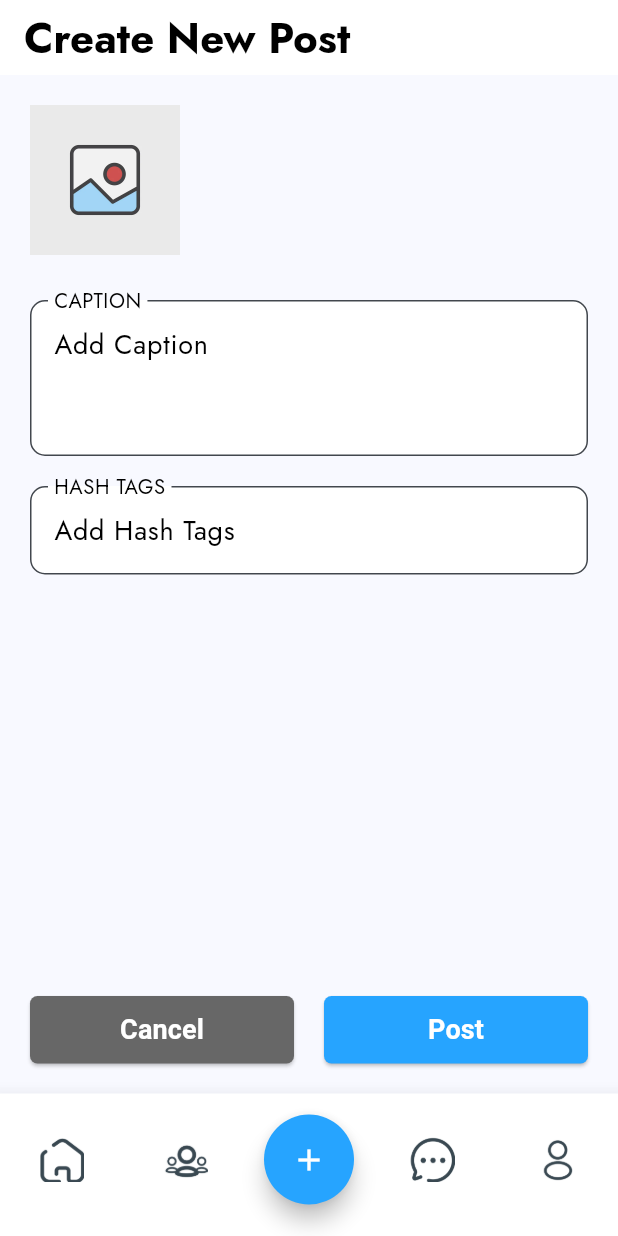
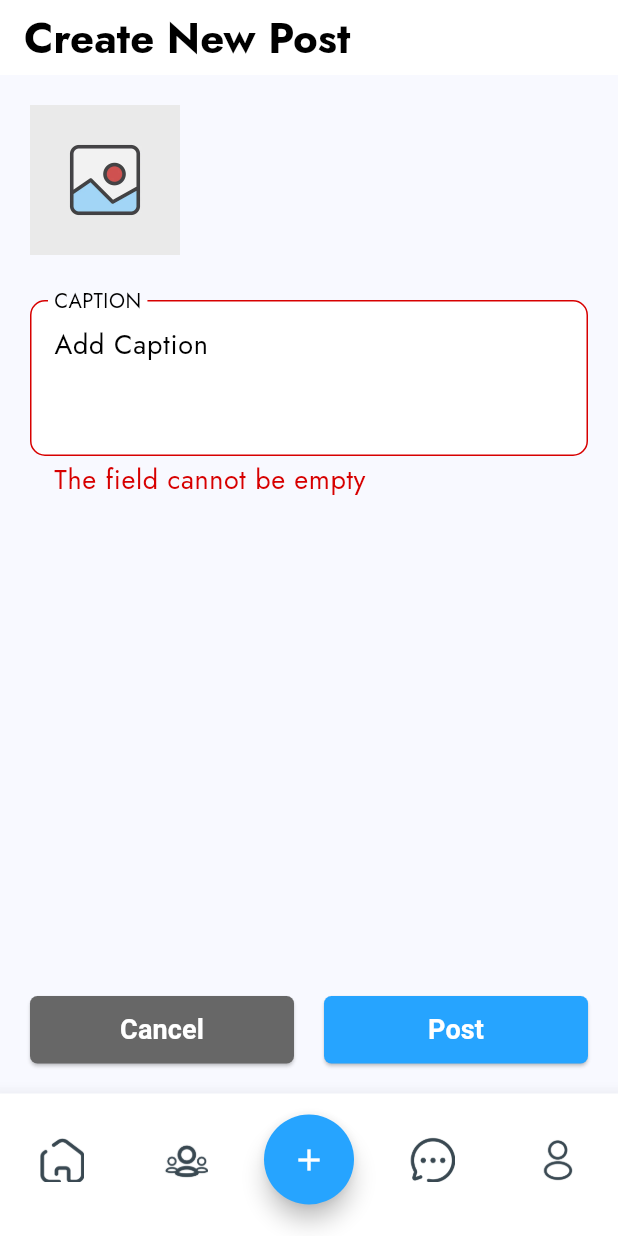
Before and after one commit to Wasim-Zaman/hobbyzhub_mobile, a Flutter app: the screen it shows after launch, item 3 of the bottom bar chosen, after a tap on "Post", on a phone screen of 412 x 824 dp. Run offline on Flutter 3.47's test engine with Material 3 defaults, Android fonts, the phone set to English and light mode, and no system bars; our stand-ins replace bloc, cached_network_image, flutter_bloc, flutter_screenutil, flutter_secure_storage, flutter_spinkit and 7 more; accounts and stored records are empty; network calls fail.

Commit message:
update the create post screen.

```diff
--- a/lib/views/post/create_post_screen.dart
+++ b/lib/views/post/create_post_screen.dart
@@ -6,11 +6,14 @@ import 'package:flutter/material.dart';
 import 'package:flutter_bloc/flutter_bloc.dart';
 import 'package:flutter_screenutil/flutter_screenutil.dart';
 import 'package:hobbyzhub/blocs/create_post/createpost_cubit.dart';
+import 'package:hobbyzhub/blocs/get_post/get_post_cubit.dart';
 import 'package:hobbyzhub/blocs/hash_tags/hash_tags_bloc.dart';
 import 'package:hobbyzhub/blocs/image_picker/multi_image_picker_bloc.dart';
 import 'package:hobbyzhub/global/colors/app_colors.dart';
+import 'package:hobbyzhub/utils/app_dialogs.dart';
 import 'package:hobbyzhub/views/widgets/appbars/secondary_appbar_widget.dart';
 import 'package:hobbyzhub/views/widgets/buttons/primary_button.dart';
+import 'package:hobbyzhub/views/widgets/loading/loading_widget.dart';
 import 'package:hobbyzhub/views/widgets/text_fields/text_fields_widget.dart';
 import 'package:image_picker/image_picker.dart';
 import 'package:nb_utils/nb_utils.dart';
@@ -84,7 +87,26 @@ class _CreatePostScreenState extends State<CreatePostScreen> {
 
   @override
   Widget build(BuildContext context) {
-    return Scaffold(
+    return BlocListener<CreatepostCubit, CreatepostState>(
+      listener: (context, state) {
+        if (state is CreatepostLoading) {
+          AppDialogs.loadingDialog(context);
+        } else if (state is CreatepostSuccessfully) {
+          context.read<GetPostCubit>().getPostList();
+          toast("Your post created successfully");
+          AppDialogs.closeDialog(context);
+          Navigator.of(context).pop();
+        } else if (state is CreatepostFailed) {
+          toast("Your post creation failed");
+
+          AppDialogs.closeDialog(context);
+        } else if (state is CreatepostInternetError) {
+          toast("Internet connection failed");
+
+          AppDialogs.closeDialog(context);
+        }
+      },
+      child: Scaffold(
         appBar: SecondaryAppBarWidget(
           title: "Create New Post",
           isBackButton: false,
@@ -164,21 +186,21 @@ class _CreatePostScreenState extends State<CreatePostScreen> {
                     maxLines: 3,
                   ),
                   20.height,
-                TextFieldWidget(
-                  labelText: "Hash Tags",
-                  controller: hashTagsController,
-                  hintText: "Add Hash Tags",
-                  focusNode: hashTagsFocusNode,
-                  keyboardType: TextInputType.text,
-                  maxLines: 1,
-                  onEditingComplete: () {
-                    hashTags.add(hashTagsController.text);
-                    // add the hash tag to the list of hash tags
-                    hashTagsBloc.add(HashTagsEventHandler(hashTags));
-                    // clear the hash tag text field
-                    hashTagsController.clear();
-                  },
-                ),
+                  // TextFieldWidget(
+                  //   labelText: "Hash Tags",
+                  //   controller: hashTagsController,
+                  //   hintText: "Add Hash Tags",
+                  //   focusNode: hashTagsFocusNode,
+                  //   keyboardType: TextInputType.text,
+                  //   maxLines: 1,
+                  //   onEditingComplete: () {
+                  //     hashTags.add(hashTagsController.text);
+                  //     // add the hash tag to the list of hash tags
+                  //     hashTagsBloc.add(HashTagsEventHandler(hashTags));
+                  //     // clear the hash tag text field
+                  //     hashTagsController.clear();
+                  //   },
+                  // ),
                   20.height,
                   // display the list of hash tags
                   BlocBuilder<HashTagsBloc, HashTagsState>(
@@ -207,7 +229,7 @@ class _CreatePostScreenState extends State<CreatePostScreen> {
                     },
                   ),
                   const Spacer(),
-                // post the media files (images and videos)
+
                   Row(
                     mainAxisAlignment: MainAxisAlignment.spaceBetween,
                     children: [
@@ -230,16 +252,16 @@ class _CreatePostScreenState extends State<CreatePostScreen> {
                         child: PrimaryButtonWidget(
                           caption: "Post",
                           onPressed: () {
-                          // if (formKey.currentState!.validate()) {}
-
+                            if (formKey.currentState!.validate()) {
                               List<File> imagePickedFiles = [];
                               for (var i = 0; i < pickedFiles.length; i++) {
                                 imagePickedFiles.add(File(pickedFiles[i].path));
                               }
 
-                          context
-                              .read<CreatepostCubit>()
-                              .createPost(imagePickedFiles);
+                              context.read<CreatepostCubit>().createPost(
+                                  imagePickedFiles,
+                                  captionController.text.trim());
+                            }
                           },
                           circularRadius: 5,
                           height: 45,
@@ -252,6 +274,7 @@ class _CreatePostScreenState extends State<CreatePostScreen> {
             ),
           ),
         ),
+      ),
     );
   }
 }
```
Lines whose indentation alone changed are shown as unchanged.
